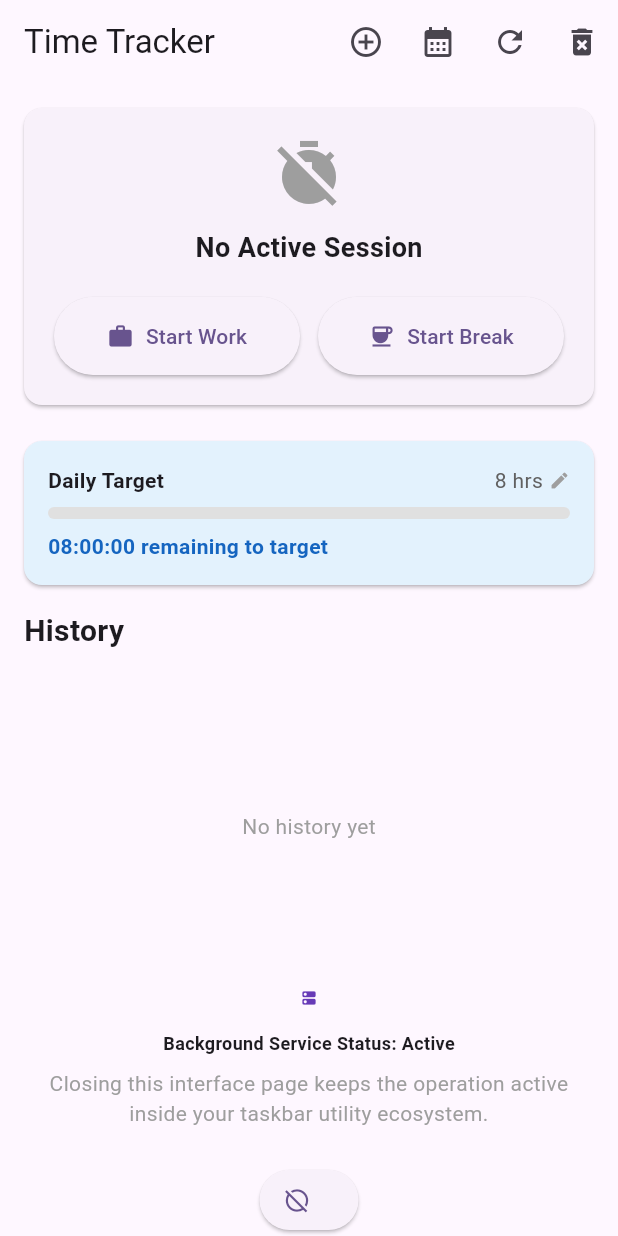
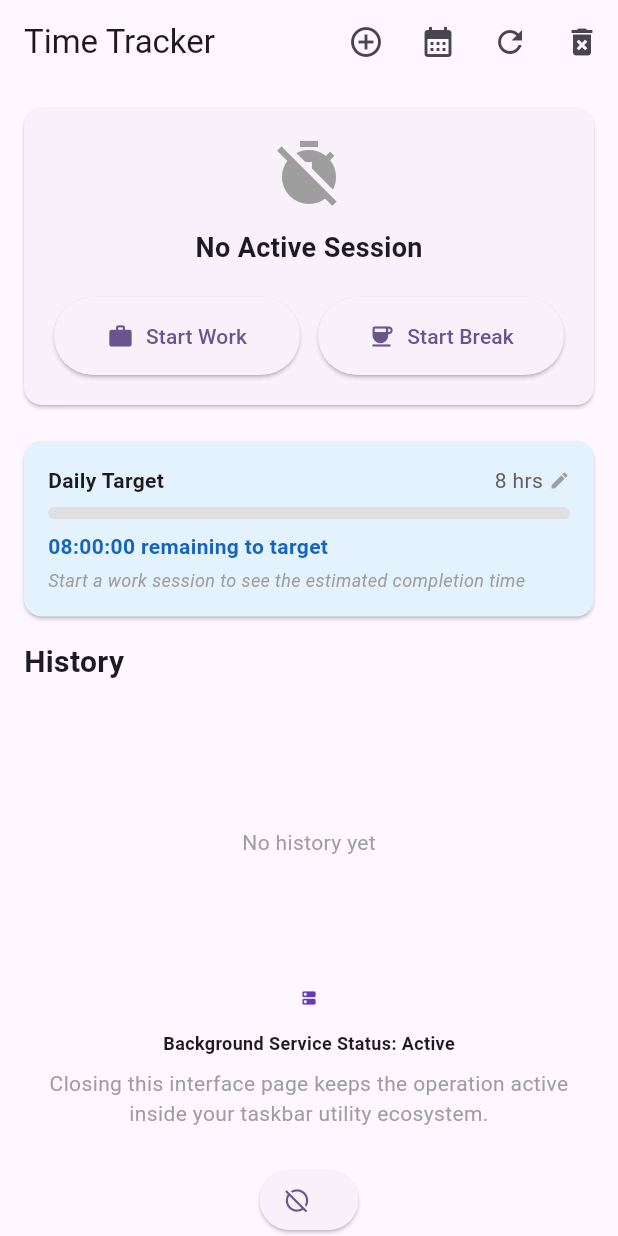
Before and after one commit to pramodjg/TrackTheTime, a Flutter app: the screen it shows after launch, on a phone screen of 412 x 824 dp. Run offline on Flutter 3.47's test engine with Material 3 defaults, Android fonts, the light colour scheme and no system bars; our stand-ins replace package_info_plus, shared_preferences, sqflite_common_ffi; missing offline and left inert: launch_at_startup, local_notifier, system_tray, window_manager; accounts and stored records are empty.

Commit message:
Added daily target achieve time display

```diff
--- a/lib/main.dart
+++ b/lib/main.dart
@@ -469,6 +469,14 @@ Widget _buildTargetProgress() {
   final target = Duration(minutes: (_targetHours * 60).round());
   final diff = workTime - target;
   final metTarget = diff >= Duration.zero;
+  final remaining = metTarget ? Duration.zero : target - workTime;
+
+  // Only project a completion time while a work session is actively
+  // running — a paused/break state shouldn't imply progress is still
+  // being made toward the target.
+  final isActivelyWorking = _activeEntry != null && _activeEntry!.entry.isWorkSession;
+  final expectedCompletion =
+      (!metTarget && isActivelyWorking) ? DateTime.now().add(remaining) : null;
 
   return Card(
     margin: const EdgeInsets.symmetric(horizontal: 16, vertical: 8),
@@ -517,6 +525,23 @@ Widget _buildTargetProgress() {
               color: metTarget ? Colors.green[800] : Colors.blue[800],
             ),
           ),
+          if (expectedCompletion != null) ...[
+            const SizedBox(height: 4),
+            Text(
+              'Est. target completion: ${_formatTime(expectedCompletion)}',
+              style: TextStyle(fontSize: 12, color: Colors.grey[600]),
+            ),
+          ] else if (!metTarget) ...[
+            const SizedBox(height: 4),
+            Text(
+              'Start a work session to see the estimated completion time',
+              style: TextStyle(
+                fontSize: 12,
+                color: Colors.grey[500],
+                fontStyle: FontStyle.italic,
+              ),
+            ),
+          ],
         ],
       ),
     ),
@@ -890,11 +915,30 @@ Future<void> _addManualEntry() async {
       }
     }
 
+    // Fold in the live elapsed time of the active session, if it started
+    // today, so the target progress bar and completion estimate update in
+    // real time instead of only jumping when the user checks out.
+    final active = _activeEntry?.entry;
+    if (active != null &&
+        active.checkIn.year == today.year &&
+        active.checkIn.month == today.month &&
+        active.checkIn.day == today.day) {
+      if (active.isWorkSession) {
+        workTime += _elapsedTime;
+      } else {
+        breakTime += _elapsedTime;
+      }
+    }
+
     return {'work': workTime, 'break': breakTime};
   }
 
   String _formatDateTime(DateTime dt) {
     return DateFormat('MMM dd, yyyy • HH:mm').format(dt);
+  }
+
+  String _formatTime(DateTime dt) {
+    return DateFormat('h:mm a').format(dt);
   }
 
   Widget _buildDailySummary() {
@@ -905,6 +949,17 @@ Future<void> _addManualEntry() async {
     if (workTime == Duration.zero && breakTime == Duration.zero) {
       return const SizedBox.shrink();
     }
+
+    final target = Duration(minutes: (_targetHours * 60).round());
+    final metTarget = workTime >= target;
+    final remaining = metTarget ? Duration.zero : target - workTime;
+
+    // Only project a completion time while a work session is actively
+    // running — a paused/break state shouldn't imply progress is still
+    // being made toward the target.
+    final isActivelyWorking = _activeEntry != null && _activeEntry!.entry.isWorkSession;
+    final expectedCompletion =
+        (!metTarget && isActivelyWorking) ? DateTime.now().add(remaining) : null;
 
     return Card(
       margin: const EdgeInsets.symmetric(horizontal: 16, vertical: 8),
@@ -954,6 +1009,55 @@ Future<void> _addManualEntry() async {
                 ),
               ],
             ),
+            if (metTarget) ...[
+              const Divider(height: 24),
+              Row(
+                children: [
+                  Icon(Icons.check_circle, size: 16, color: Colors.green[700]),
+                  const SizedBox(width: 6),
+                  Text(
+                    'Daily target reached',
+                    style: TextStyle(
+                      fontSize: 13,
+                      fontWeight: FontWeight.w600,
+                      color: Colors.green[700],
+                    ),
+                  ),
+                ],
+              ),
+            ] else if (expectedCompletion != null) ...[
+              const Divider(height: 24),
+              Row(
+                children: [
+                  Icon(Icons.schedule, size: 16, color: Colors.grey[700]),
+                  const SizedBox(width: 6),
+                  Text(
+                    'Target expected at ${_formatTime(expectedCompletion)}',
+                    style: TextStyle(
+                      fontSize: 13,
+                      fontWeight: FontWeight.w600,
+                      color: Colors.grey[800],
+                    ),
+                  ),
+                ],
+              ),
+            ] else ...[
+              const Divider(height: 24),
+              Row(
+                children: [
+                  Icon(Icons.schedule, size: 16, color: Colors.grey[400]),
+                  const SizedBox(width: 6),
+                  Text(
+                    'Start a work session to estimate target time',
+                    style: TextStyle(
+                      fontSize: 13,
+                      color: Colors.grey[500],
+                      fontStyle: FontStyle.italic,
+                    ),
+                  ),
+                ],
+              ),
+            ],
           ],
         ),
       ),
```
